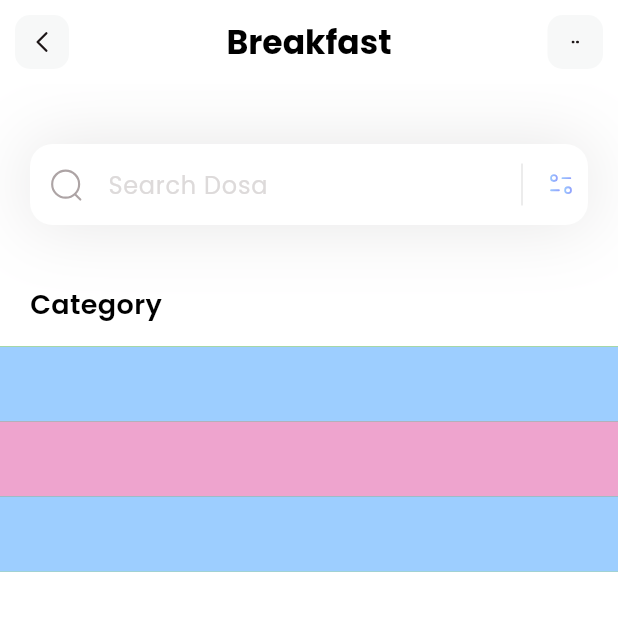
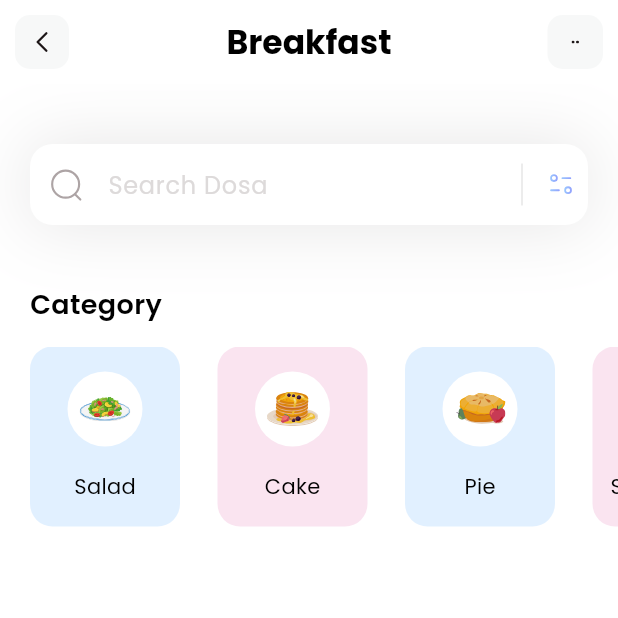
Before and after one commit to Hardvan/Flutter-Fitness-App, a Flutter app: the screen it shows after launch, on a phone screen of 412 x 824 dp, the top half of it. Run offline on Flutter 3.47's test engine with Material 3 defaults, Android fonts, the phone set to English and light mode, and no system bars; our stand-ins replace flutter_svg.

Commit message:
Refactor home page categories section

```diff
--- a/lib/pages/home.dart
+++ b/lib/pages/home.dart
@@ -34,7 +34,14 @@ class _HomePageState extends State<HomePage> {
           SizedBox(
             height: 40,
           ),
-          Column(
+          _categoriesSection()
+        ],
+      ),
+    );
+  }
+
+  Column _categoriesSection() {
+    return Column(
       crossAxisAlignment: CrossAxisAlignment.start,
       children: [
         Padding(
@@ -50,25 +57,52 @@ class _HomePageState extends State<HomePage> {
         ),
         SizedBox(height: 15),
         Container(
-                height: 150,
-                color: Colors.green,
-                child: ListView.builder(
+          height: 120,
+          child: ListView.separated(
             itemCount: categories.length,
+            scrollDirection: Axis.horizontal,
+            padding: EdgeInsets.only(
+              left: 20,
+              right: 20,
+            ),
+            separatorBuilder: (context, index) => SizedBox(width: 25),
             itemBuilder: (context, index) {
               return Container(
+                width: 100,
+                decoration: BoxDecoration(
+                  color: categories[index].boxColor.withOpacity(0.3),
+                  borderRadius: BorderRadius.circular(15),
+                ),
+                child: Column(
+                  mainAxisAlignment: MainAxisAlignment.spaceEvenly,
+                  children: [
+                    Container(
                       width: 50,
                       height: 50,
                       decoration: BoxDecoration(
-                        color: categories[index].boxColor,
+                        color: Colors.white,
+                        shape: BoxShape.circle,
+                      ),
+                      child: Padding(
+                        padding: const EdgeInsets.all(8.0),
+                        child: SvgPicture.asset(categories[index].iconPath),
+                      ),
+                    ),
+                    Text(
+                      categories[index].name,
+                      style: TextStyle(
+                        color: Colors.black,
+                        fontSize: 14,
+                        fontWeight: FontWeight.w400,
+                      ),
+                    )
+                  ],
                 ),
               );
             },
           ),
         ),
       ],
-          )
-        ],
-      ),
     );
   }
 
```
Lines whose indentation alone changed are shown as unchanged.
